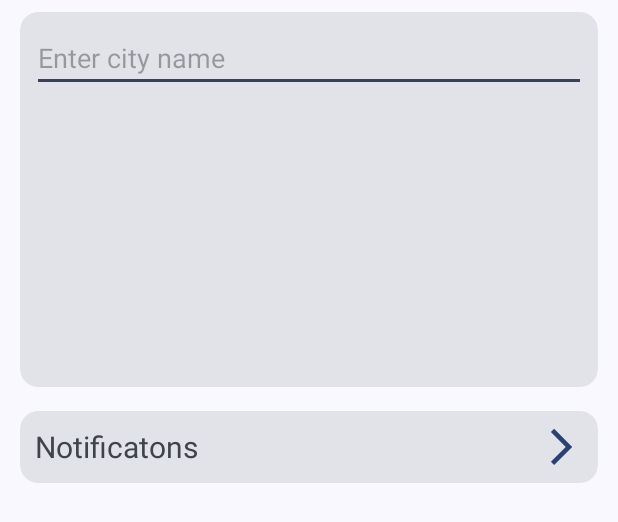
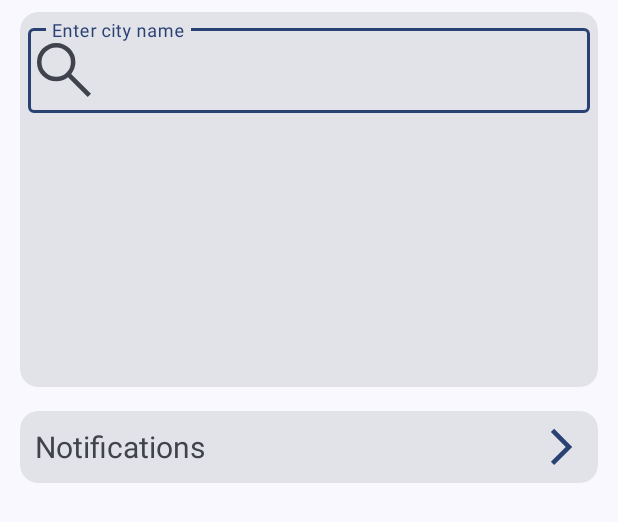
Before and after one commit to jjewuz/JustWeather, an Android app: the layout fragment_settings.xml on its own in the app's theme, with its tools: preview values and no code run, on a phone screen of 412 x 824 dp. Shown: the top 522 px of the screen. Run offline under Robolectric (Android 15) with nearby library versions, the phone set to English and light mode, and no system bars; network calls fail.

Commit message:
updated ui, fixed background working

```diff
--- a/app/src/main/java/com/jjewuz/justweather/Forecast.kt
+++ b/app/src/main/java/com/jjewuz/justweather/Forecast.kt
@@ -8,6 +8,7 @@ import android.view.LayoutInflater
 import android.view.View
 import android.view.ViewGroup
 import android.widget.*
+import com.google.android.material.floatingactionbutton.FloatingActionButton
 import kotlinx.coroutines.*
 import java.util.concurrent.TimeUnit
 
@@ -26,7 +27,7 @@ class Forecast : Fragment() {
 
     private lateinit var updateToast: String
 
-    private lateinit var updateBtn: Button
+    private lateinit var updateBtn: FloatingActionButton
 
     override fun onCreate(savedInstanceState: Bundle?) {
         super.onCreate(savedInstanceState)
--- a/app/src/main/java/com/jjewuz/justweather/Settings.kt
+++ b/app/src/main/java/com/jjewuz/justweather/Settings.kt
@@ -56,7 +56,7 @@ class Settings : Fragment() {
         })
 
         notifSett.setOnClickListener {
-            val intent = Intent(Settings.ACTION_APP_NOTIFICATION_SETTINGS)
+            val intent = Intent(Settings.ACTION_APPLICATION_DETAILS_SETTINGS)
             intent.addFlags(Intent.FLAG_ACTIVITY_NEW_TASK)
             val uri = Uri.fromParts("package", requireActivity().packageName, null)
             intent.data = uri
--- /dev/null
+++ b/app/src/main/res/drawable/search.xml
@@ -0,0 +1,9 @@
+<vector xmlns:android="http://schemas.android.com/apk/res/android"
+    android:width="48dp"
+    android:height="48dp"
+    android:viewportWidth="960"
+    android:viewportHeight="960">
+  <path
+      android:fillColor="#FF000000"
+      android:pathData="M796,839 L533,576q-30,26 -69.96,40.5T378,631q-108.16,0 -183.08,-75Q120,481 120,375t75,-181q75,-75 181.5,-75t181,75Q632,269 632,375.15 632,418 618,458q-14,40 -42,75l264,262 -44,44ZM377,571q81.25,0 138.13,-57.5T572,375q0,-81 -56.88,-138.5T377,179q-82.08,0 -139.54,57.5Q180,294 180,375t57.46,138.5Q294.92,571 377,571Z"/>
+</vector>
--- a/app/src/main/res/layout-land/activity_main.xml
+++ b/app/src/main/res/layout-land/activity_main.xml
@@ -19,7 +19,7 @@
     <FrameLayout
         android:id="@+id/frame_layout"
         android:layout_width="match_parent"
-        android:layout_height="wrap_content" />
+        android:layout_height="match_parent" />
 
 
 
--- a/app/src/main/res/layout-land/fragment_settings.xml
+++ b/app/src/main/res/layout-land/fragment_settings.xml
@@ -4,6 +4,7 @@
     android:layout_width="match_parent"
     android:layout_height="match_parent"
     android:paddingTop="25dp"
+    xmlns:app="http://schemas.android.com/apk/res-auto"
     tools:context=".Settings">
 
     <androidx.core.widget.NestedScrollView
@@ -12,7 +13,7 @@
 
     <LinearLayout
         android:layout_width="match_parent"
-        android:layout_height="wrap_content"
+        android:layout_height="match_parent"
         android:paddingRight="5dp"
         android:paddingLeft="5dp"
         android:paddingBottom="30dp"
@@ -47,6 +48,44 @@
         </LinearLayout>
     </com.google.android.material.card.MaterialCardView>
 
+        <com.google.android.material.card.MaterialCardView
+            android:id="@+id/card3"
+            android:layout_width="match_parent"
+            android:layout_height="wrap_content"
+            android:layout_margin="8dp"
+            android:clickable="true"
+            android:layout_gravity="center_vertical"
+            style="?attr/materialCardViewFilledStyle">
+
+            <LinearLayout
+                android:layout_width="match_parent"
+                android:layout_height="wrap_content"
+                android:orientation="horizontal">
+
+
+                <TextView
+                    android:layout_width="0dp"
+                    android:text="@string/notu"
+                    android:layout_weight="1"
+                    android:layout_marginStart="10dp"
+                    android:layout_gravity="center"
+                    android:textSize="20sp"
+                    android:layout_height="wrap_content">
+
+                </TextView>
+
+                <ImageView
+                    android:id="@+id/imageView"
+                    android:layout_width="wrap_content"
+                    android:layout_height="wrap_content"
+                    android:src="@drawable/arrow_right"
+                    app:tint="?colorPrimary"
+                    android:contentDescription="right arrow" />
+
+            </LinearLayout>
+
+        </com.google.android.material.card.MaterialCardView>
+
     </LinearLayout>
 
     </androidx.core.widget.NestedScrollView>
--- a/app/src/main/res/layout/fragment_settings.xml
+++ b/app/src/main/res/layout/fragment_settings.xml
@@ -12,7 +12,7 @@
 
     <LinearLayout
         android:layout_width="match_parent"
-        android:layout_height="wrap_content"
+        android:layout_height="match_parent"
         android:paddingRight="5dp"
         android:paddingLeft="5dp"
         android:gravity="center"
@@ -32,12 +32,22 @@
             android:layout_height="wrap_content"
             android:orientation="vertical">
 
-            <EditText
-                android:id="@+id/city_edittext"
+            <com.google.android.material.textfield.TextInputLayout
+                android:id="@+id/textField"
                 android:layout_width="match_parent"
+                android:padding="5dp"
+                app:startIconDrawable="@drawable/search"
+                app:startIconContentDescription="Search icon"
                 android:layout_height="wrap_content"
-                android:layout_margin="8dp"
-                android:hint="@string/city_enter" />
+                android:hint="@string/city_enter">
+
+                <com.google.android.material.textfield.TextInputEditText
+                    android:id="@+id/city_edittext"
+                    android:layout_width="match_parent"
+                    android:layout_height="wrap_content"
+                    />
+
+            </com.google.android.material.textfield.TextInputLayout>
 
             <ListView
                 android:id="@+id/city_listview"
@@ -65,7 +75,7 @@
 
             <TextView
                 android:layout_width="0dp"
-                android:text="Notificatons"
+                android:text="@string/notu"
                 android:layout_weight="1"
                 android:layout_marginStart="10dp"
                 android:layout_gravity="center"
--- a/app/src/main/res/values/strings.xml
+++ b/app/src/main/res/values/strings.xml
@@ -33,4 +33,5 @@
     <string name="notificationDesc">Displays curent weather sometimes</string>
     <string name="usenotify">Use notifications</string>
     <string name="openSource">GitHub</string>
+    <string name="notu">Notifications</string>
 </resources>
```
Also changed, not shown: app/src/main/java/com/jjewuz/justweather/WeatherUpdater.kt (+57 -12 lines), app/src/main/res/layout-land/fragment_forecast.xml (+16 -11 lines), app/src/main/res/layout/activity_main.xml (+11 -1 lines), app/src/main/res/layout/fragment_forecast.xml (+16 -33 lines), 3 other files.
